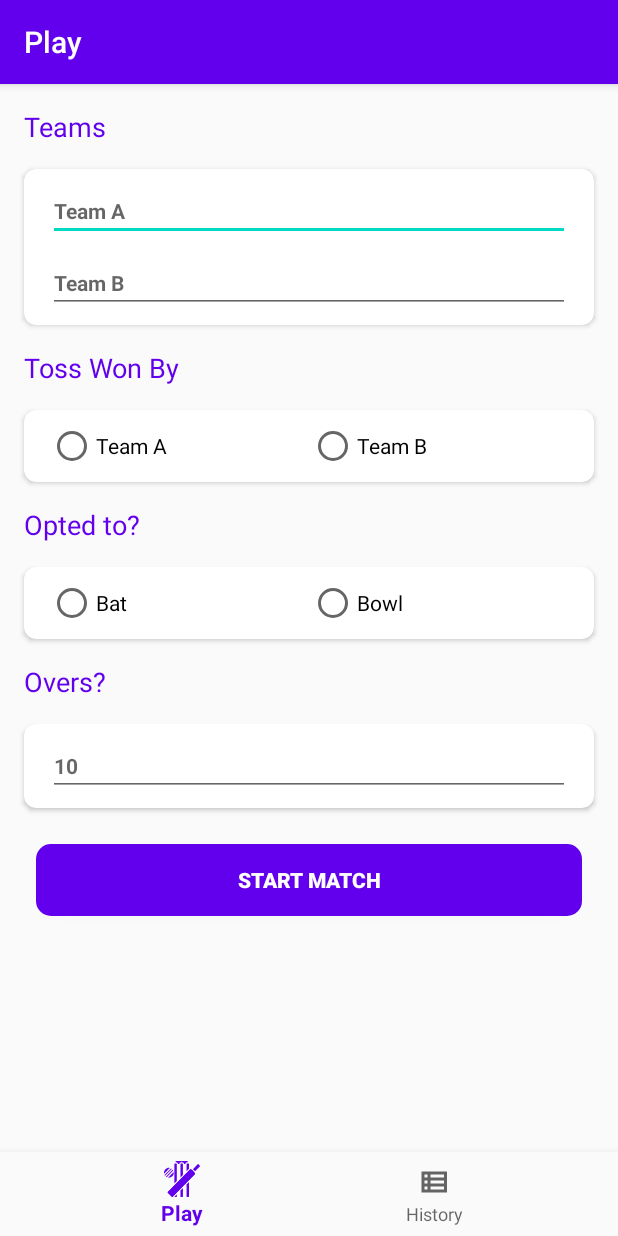
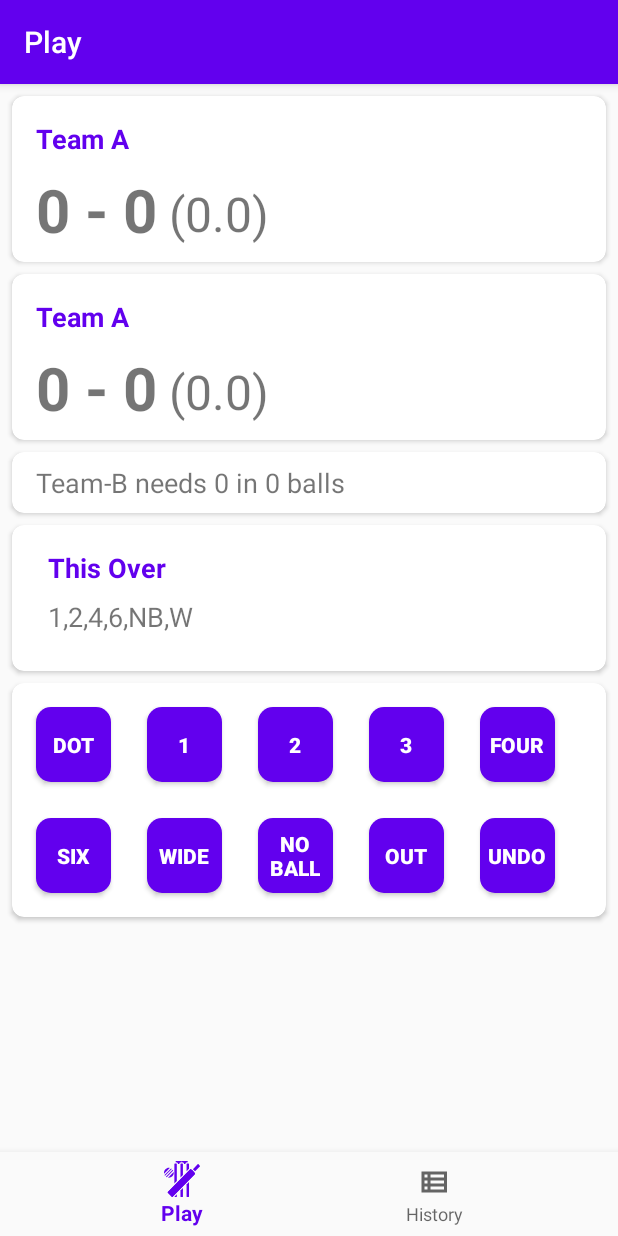
Before and after one commit to meetkparmar/Cricket-Scorer, an Android app: the screen it shows after launch (MainActivity), on a phone screen of 412 x 824 dp. Run offline under Robolectric (Android 15) with nearby library versions, the light colour scheme and no system bars; our stand-ins replace navigation-ui.

Commit message:
Add fragment_game_scorer screen UI

```diff
--- a/app/src/main/java/com/meetparmar/cricketscorer/ui/play/PlayFragment.kt
+++ b/app/src/main/java/com/meetparmar/cricketscorer/ui/play/PlayFragment.kt
@@ -21,7 +21,7 @@ class PlayFragment : Fragment() {
     ): View? {
         playViewModel =
                 ViewModelProviders.of(this).get(PlayViewModel::class.java)
-        val root = inflater.inflate(R.layout.fragment_play, container, false)
+        val root = inflater.inflate(R.layout.fragment_game_scorer, container, false)
 //        val textView: TextView = root.findViewById(R.id.)
 //        playViewModel.text.observe(viewLifecycleOwner, Observer {
 //            textView.text = it
--- /dev/null
+++ b/app/src/main/res/layout/fragment_game_scorer.xml
@@ -0,0 +1,349 @@
+<?xml version="1.0" encoding="utf-8"?>
+<androidx.constraintlayout.widget.ConstraintLayout xmlns:android="http://schemas.android.com/apk/res/android"
+    xmlns:app="http://schemas.android.com/apk/res-auto"
+    android:layout_width="match_parent"
+    android:layout_height="match_parent">
+
+    <androidx.cardview.widget.CardView
+        android:id="@+id/cd_team_a_score"
+        android:layout_width="match_parent"
+        android:layout_height="wrap_content"
+        android:layout_margin="@dimen/default_margin"
+        android:elevation="8dp"
+        app:cardCornerRadius="8dp"
+        app:layout_constraintTop_toTopOf="parent"
+        android:visibility="visible">
+
+        <androidx.constraintlayout.widget.ConstraintLayout
+            android:layout_width="match_parent"
+            android:layout_height="wrap_content"
+            android:padding="@dimen/default_padding">
+
+            <TextView
+                android:id="@+id/tv_team_a"
+                android:layout_width="wrap_content"
+                android:layout_height="wrap_content"
+                android:layout_margin="@dimen/default_margin"
+                android:text="@string/team_a"
+                android:textColor="@color/colorPrimary"
+                android:textSize="@dimen/team_text_size"
+                android:textStyle="bold"
+                app:layout_constraintStart_toStartOf="parent"
+                app:layout_constraintTop_toTopOf="parent" />
+
+            <TextView
+                android:id="@+id/tv_team_a_score"
+                android:layout_width="wrap_content"
+                android:layout_height="wrap_content"
+                android:layout_margin="@dimen/default_margin"
+                android:text="0 - 0"
+                android:textSize="@dimen/score_text_size"
+                android:textStyle="bold"
+                app:layout_constraintStart_toStartOf="parent"
+                app:layout_constraintTop_toBottomOf="@id/tv_team_a" />
+
+            <TextView
+                android:id="@+id/tv_team_a_overs"
+                android:layout_width="wrap_content"
+                android:layout_height="wrap_content"
+                android:layout_margin="@dimen/default_margin"
+                android:paddingTop="@dimen/default_padding"
+                android:text="(0.0)"
+                android:textSize="@dimen/over_text_size"
+                app:layout_constraintStart_toEndOf="@id/tv_team_a_score"
+                app:layout_constraintTop_toBottomOf="@id/tv_team_a" />
+
+
+        </androidx.constraintlayout.widget.ConstraintLayout>
+
+    </androidx.cardview.widget.CardView>
+
+    <androidx.cardview.widget.CardView
+        android:id="@+id/cd_score_board"
+        android:layout_width="match_parent"
+        android:layout_height="wrap_content"
+        android:layout_margin="@dimen/default_margin"
+        android:elevation="8dp"
+        app:cardCornerRadius="8dp"
+        app:layout_constraintTop_toBottomOf="@id/cd_team_a_score">
+
+        <androidx.constraintlayout.widget.ConstraintLayout
+            android:layout_width="match_parent"
+            android:layout_height="wrap_content"
+            android:padding="@dimen/default_padding">
+
+            <TextView
+                android:id="@+id/tv_batting_team"
+                android:layout_width="wrap_content"
+                android:layout_height="wrap_content"
+                android:layout_margin="@dimen/default_margin"
+                android:text="@string/team_a"
+                android:textColor="@color/colorPrimary"
+                android:textSize="@dimen/team_text_size"
+                android:textStyle="bold"
+                app:layout_constraintStart_toStartOf="parent"
+                app:layout_constraintTop_toTopOf="parent" />
+
+            <TextView
+                android:id="@+id/tv_batting_score"
+                android:layout_width="wrap_content"
+                android:layout_height="wrap_content"
+                android:layout_margin="@dimen/default_margin"
+                android:text="0 - 0"
+                android:textSize="@dimen/score_text_size"
+                android:textStyle="bold"
+                app:layout_constraintStart_toStartOf="parent"
+                app:layout_constraintTop_toBottomOf="@id/tv_batting_team" />
+
+            <TextView
+                android:id="@+id/tv_bowling_score"
+                android:layout_width="wrap_content"
+                android:layout_height="wrap_content"
+                android:layout_margin="@dimen/default_margin"
+                android:paddingTop="@dimen/default_padding"
+                android:text="(0.0)"
+                android:textSize="@dimen/over_text_size"
+                app:layout_constraintStart_toEndOf="@id/tv_batting_score"
+                app:layout_constraintTop_toBottomOf="@id/tv_batting_team" />
+
+
+        </androidx.constraintlayout.widget.ConstraintLayout>
+
+    </androidx.cardview.widget.CardView>
+
+    <androidx.cardview.widget.CardView
+        android:id="@+id/cd_to_win_board"
+        android:layout_width="match_parent"
+        android:layout_height="wrap_content"
+        android:layout_margin="@dimen/default_margin"
+        android:elevation="8dp"
+        app:cardCornerRadius="8dp"
+        app:layout_constraintTop_toBottomOf="@id/cd_score_board"
+        android:visibility="visible">
+
+        <TextView
+            android:id="@+id/tv_to_win"
+            android:layout_width="match_parent"
+            android:layout_height="wrap_content"
+            android:layout_margin="@dimen/default_margin"
+            android:paddingStart="@dimen/default_padding"
+            android:paddingEnd="@dimen/default_padding"
+            android:text="Team-B needs 0 in 0 balls"
+            android:textSize="@dimen/team_text_size" />
+
+    </androidx.cardview.widget.CardView>
+
+    <androidx.cardview.widget.CardView
+        android:id="@+id/cd_this_over"
+        android:layout_width="match_parent"
+        android:layout_height="wrap_content"
+        android:layout_margin="@dimen/default_margin"
+        android:elevation="8dp"
+        app:cardCornerRadius="8dp"
+        app:layout_constraintTop_toBottomOf="@+id/cd_to_win_board">
+
+        <androidx.constraintlayout.widget.ConstraintLayout
+            android:layout_width="match_parent"
+            android:layout_height="wrap_content"
+            android:layout_margin="@dimen/default_margin">
+
+            <TextView
+                android:id="@+id/tv_this"
+                android:layout_width="wrap_content"
+                android:layout_height="wrap_content"
+                android:layout_marginStart="16dp"
+                android:layout_marginTop="@dimen/default_margin"
+                android:text="@string/this_over"
+                android:textColor="@color/colorPrimary"
+                android:textSize="@dimen/team_text_size"
+                android:textStyle="bold"
+                app:layout_constraintStart_toStartOf="parent"
+                app:layout_constraintTop_toTopOf="parent" />
+
+            <TextView
+                android:id="@+id/tv_this_over_score"
+                android:layout_width="match_parent"
+                android:layout_height="wrap_content"
+                android:layout_marginStart="16dp"
+                android:layout_marginTop="@dimen/default_margin"
+                android:layout_marginBottom="16dp"
+                android:text="1,2,4,6,NB,W"
+                android:textSize="@dimen/team_text_size"
+                app:layout_constraintBottom_toBottomOf="parent"
+                app:layout_constraintStart_toStartOf="parent"
+                app:layout_constraintTop_toBottomOf="@id/tv_this" />
+
+        </androidx.constraintlayout.widget.ConstraintLayout>
+
+    </androidx.cardview.widget.CardView>
+
+    <androidx.cardview.widget.CardView
+        android:id="@+id/cd_score_counter"
+        android:layout_width="match_parent"
+        android:layout_height="wrap_content"
+        android:layout_margin="@dimen/default_margin"
+        android:elevation="8dp"
+        app:cardCornerRadius="8dp"
+        app:layout_constraintTop_toBottomOf="@id/cd_this_over">
+
+        <androidx.constraintlayout.widget.ConstraintLayout
+            android:layout_width="match_parent"
+            android:layout_height="match_parent"
+            android:padding="@dimen/default_padding">
+
+            <Button
+                android:id="@+id/btn_dot"
+                android:layout_width="50dp"
+                android:layout_height="50dp"
+                android:layout_marginStart="@dimen/default_margin"
+                android:layout_marginTop="@dimen/default_margin"
+                android:background="@drawable/layout_bg"
+                android:text="DOT"
+                android:textColor="@color/white"
+                android:textSize="@dimen/button_text_size"
+                android:textStyle="bold"
+                app:layout_constraintStart_toStartOf="parent"
+                app:layout_constraintTop_toTopOf="parent" />
+
+            <Button
+                android:id="@+id/btn_one"
+                android:layout_width="50dp"
+                android:layout_height="50dp"
+                android:layout_marginStart="24dp"
+                android:layout_marginTop="@dimen/default_margin"
+                android:background="@drawable/layout_bg"
+                android:text="1"
+                android:textColor="@color/white"
+                android:textSize="@dimen/button_text_size"
+                android:textStyle="bold"
+                app:layout_constraintStart_toEndOf="@id/btn_dot"
+                app:layout_constraintTop_toTopOf="parent" />
+
+            <Button
+                android:id="@+id/btn_two"
+                android:layout_width="50dp"
+                android:layout_height="50dp"
+                android:layout_marginStart="24dp"
+                android:layout_marginTop="@dimen/default_margin"
+                android:background="@drawable/layout_bg"
+                android:text="2"
+                android:textColor="@color/white"
+                android:textSize="@dimen/button_text_size"
+                android:textStyle="bold"
+                app:layout_constraintStart_toEndOf="@id/btn_one"
+                app:layout_constraintTop_toTopOf="parent" />
+
+            <Button
+                android:id="@+id/btn_three"
+                android:layout_width="50dp"
+                android:layout_height="50dp"
+                android:layout_marginStart="24dp"
+                android:layout_marginTop="@dimen/default_margin"
+                android:background="@drawable/layout_bg"
+                android:text="3"
+                android:textColor="@color/white"
+                android:textSize="@dimen/button_text_size"
+                android:textStyle="bold"
+                app:layout_constraintStart_toEndOf="@id/btn_two"
+                app:layout_constraintTop_toTopOf="parent" />
+
+            <Button
+                android:id="@+id/btn_four"
+                android:layout_width="50dp"
+                android:layout_height="50dp"
+                android:layout_marginStart="24dp"
+                android:layout_marginTop="@dimen/default_margin"
+                android:background="@drawable/layout_bg"
+                android:text="Four"
+                android:textColor="@color/white"
+                android:textSize="@dimen/button_text_size"
+                android:textStyle="bold"
+                app:layout_constraintStart_toEndOf="@id/btn_three"
+                app:layout_constraintTop_toTopOf="parent" />
+
+            <Button
+                android:id="@+id/btn_six"
+                android:layout_width="50dp"
+                android:layout_height="50dp"
+                android:layout_marginStart="@dimen/default_margin"
+                android:layout_marginTop="24dp"
+                android:layout_marginBottom="@dimen/default_margin"
+                android:background="@drawable/layout_bg"
+                android:text="SIX"
+                android:textColor="@color/white"
+                android:textSize="@dimen/button_text_size"
+                android:textStyle="bold"
+                app:layout_constraintBottom_toBottomOf="parent"
+                app:layout_constraintStart_toStartOf="parent"
+                app:layout_constraintTop_toBottomOf="@id/btn_one" />
+
+            <Button
+                android:id="@+id/btn_wide"
+                android:layout_width="50dp"
+                android:layout_height="50dp"
+                android:layout_marginStart="24dp"
+                android:layout_marginTop="24dp"
+                android:layout_marginBottom="@dimen/default_margin"
+                android:background="@drawable/layout_bg"
+                android:text="WIDE"
+                android:textColor="@color/white"
+                android:textSize="@dimen/button_text_size"
+                android:textStyle="bold"
+                app:layout_constraintBottom_toBottomOf="parent"
+                app:layout_constraintStart_toEndOf="@id/btn_six"
+                app:layout_constraintTop_toBottomOf="@id/btn_one" />
+
+            <Button
+                android:id="@+id/btn_no_ball"
+                android:layout_width="50dp"
+                android:layout_height="50dp"
+                android:layout_marginStart="24dp"
+                android:layout_marginTop="24dp"
+                android:layout_marginBottom="@dimen/default_margin"
+                android:background="@drawable/layout_bg"
+                android:text="NO BALL"
+                android:textColor="@color/white"
+                android:textSize="@dimen/button_text_size"
+                android:textStyle="bold"
+                app:layout_constraintBottom_toBottomOf="parent"
+                app:layout_constraintStart_toEndOf="@id/btn_wide"
+                app:layout_constraintTop_toBottomOf="@id/btn_one" />
+
+            <Button
+                android:id="@+id/btn_out"
+                android:layout_width="50dp"
+                android:layout_height="50dp"
+                android:layout_marginStart="24dp"
+                android:layout_marginTop="24dp"
+                android:layout_marginBottom="@dimen/default_margin"
+                android:background="@drawable/layout_bg"
+                android:text="OUT"
+                android:textColor="@color/white"
+                android:textSize="@dimen/button_text_size"
+                android:textStyle="bold"
+                app:layout_constraintBottom_toBottomOf="parent"
+                app:layout_constraintStart_toEndOf="@id/btn_no_ball"
+                app:layout_constraintTop_toBottomOf="@id/btn_one" />
+
+            <Button
+                android:id="@+id/btn_undo"
+                android:layout_width="50dp"
+                android:layout_height="50dp"
+                android:layout_marginStart="24dp"
+                android:layout_marginTop="24dp"
+                android:layout_marginBottom="@dimen/default_margin"
+                android:background="@drawable/layout_bg"
+                android:text="UNDO"
+                android:textColor="@color/white"
+                android:textSize="@dimen/button_text_size"
+                android:textStyle="bold"
+                app:layout_constraintBottom_toBottomOf="parent"
+                app:layout_constraintStart_toEndOf="@id/btn_out"
+                app:layout_constraintTop_toBottomOf="@id/btn_one" />
+
+
+        </androidx.constraintlayout.widget.ConstraintLayout>
+
+    </androidx.cardview.widget.CardView>
+
+</androidx.constraintlayout.widget.ConstraintLayout>
--- a/app/src/main/res/values/dimens.xml
+++ b/app/src/main/res/values/dimens.xml
@@ -5,4 +5,7 @@
     <dimen name="default_margin">8dp</dimen>
     <dimen name="default_padding">8dp</dimen>
     <dimen name="button_text_size">14sp</dimen>
+    <dimen name="team_text_size">18sp</dimen>
+    <dimen name="score_text_size">40sp</dimen>
+    <dimen name="over_text_size">32sp</dimen>
 </resources>
--- a/app/src/main/res/values/strings.xml
+++ b/app/src/main/res/values/strings.xml
@@ -12,4 +12,5 @@
     <string name="overs">Overs?</string>
     <string name="default_over">10</string>
     <string name="start_match">Start Match</string>
+    <string name="this_over">This Over</string>
 </resources>
```
